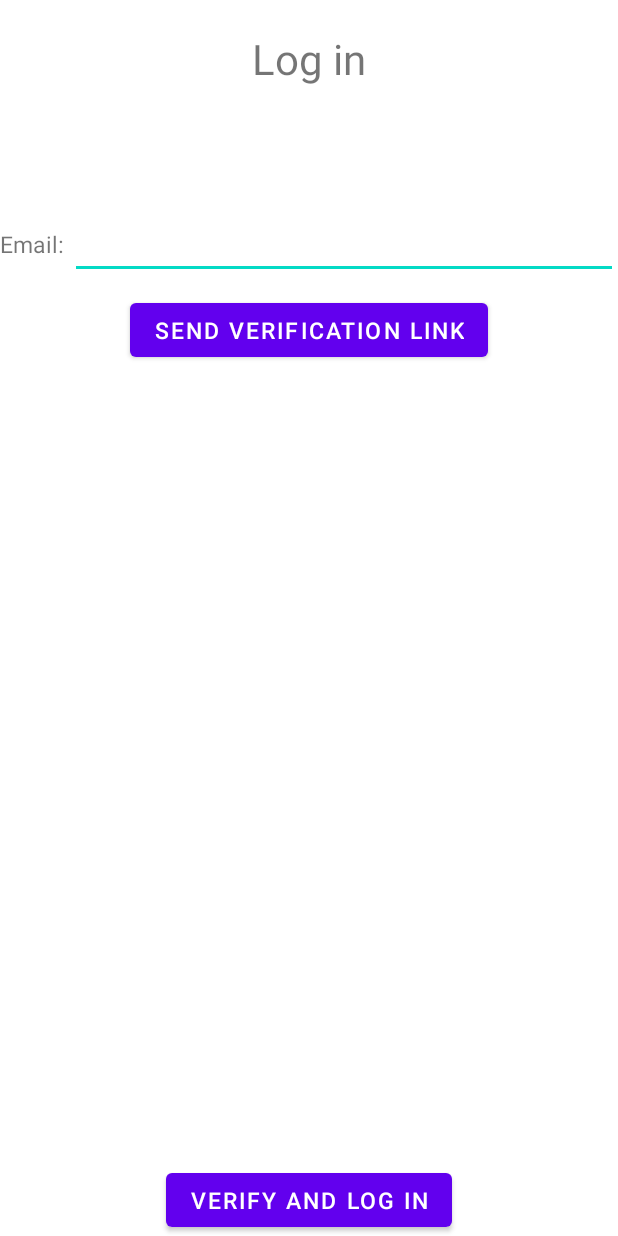
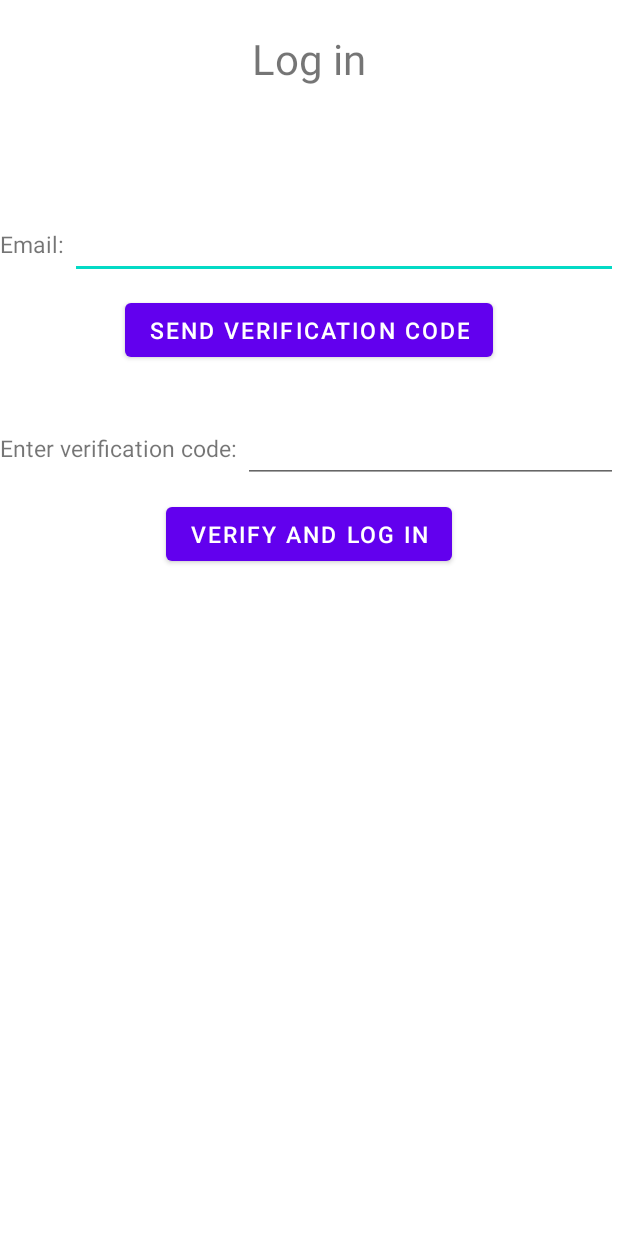
Before and after one commit to Gudauu/WeWallHere, an Android app: the layout activity_mail_verify.xml on its own in the app's theme, with its tools: preview values and no code run, on a phone screen of 412 x 824 dp. Run offline under Robolectric (Android 15) with nearby library versions, the phone set to English and light mode, and no system bars.

```diff
--- a/app/src/main/AndroidManifest.xml
+++ b/app/src/main/AndroidManifest.xml
@@ -41,7 +41,6 @@
         <activity android:name=".DetailPage.DetailPageActivity" />
         <activity android:name=".User.PhoneVerificationActivity" />
         <activity android:name=".User.InfoHomeActivity" />
-        <activity android:name=".User.EmailVerificationActivity" />
 
     </application>
 
--- a/app/src/main/res/layout/activity_mail_verify.xml
+++ b/app/src/main/res/layout/activity_mail_verify.xml
@@ -38,16 +38,42 @@
             android:gravity="center" />
 
     </LinearLayout>
+
     <Button
-        android:id="@+id/send_vlink"
+        android:id="@+id/send_vcode"
         android:layout_width="wrap_content"
         android:layout_height="wrap_content"
-        android:text="Send verification link"
+        android:text="Send verification code"
         android:textSize="15sp"
         android:layout_below="@id/emailLayout"
         android:layout_marginTop="10dp"
         android:layout_centerHorizontal="true" />
 
+    <LinearLayout
+        android:id="@+id/vcodeLayout"
+        android:layout_width="match_parent"
+        android:layout_height="wrap_content"
+        android:layout_below="@id/send_vcode"
+        android:layout_marginTop="30dp"
+        android:orientation="horizontal">
+
+        <TextView
+            android:id="@+id/title_vcode"
+            android:layout_width="wrap_content"
+            android:layout_height="wrap_content"
+            android:text="Enter verification code: "
+            android:textSize="15sp" />
+
+        <EditText
+            android:id="@+id/input_vcode"
+            android:layout_width="0dp"
+            android:layout_height="wrap_content"
+            android:layout_weight="1"
+            android:minWidth="48dp"
+            android:minHeight="48dp"
+            android:gravity="center" />
+
+    </LinearLayout>
 
     <Button
         android:id="@+id/verify"
@@ -55,8 +81,8 @@
         android:layout_height="wrap_content"
         android:text="Verify and log in"
         android:textSize="15sp"
+        android:layout_below="@id/vcodeLayout"
         android:layout_marginTop="10dp"
-        android:layout_alignParentBottom="true"
         android:layout_centerHorizontal="true" />
 
     <RelativeLayout
```
Also changed, not shown: app/build.gradle (+1 -6 lines), app/src/main/java/com/example/wewallhere/Main/MainActivity.java (+8 -9 lines), app/src/main/java/com/example/wewallhere/User/EmailVeriActivity.java (added, +180 -0 lines), app/src/main/java/com/example/wewallhere/User/EmailVerificationActivity.java (deleted, +0 -143 lines), app/src/main/java/com/example/wewallhere/User/InfoHomeActivity.java (+3 -4 lines), build.gradle (+0 -11 lines), 3 other files.
